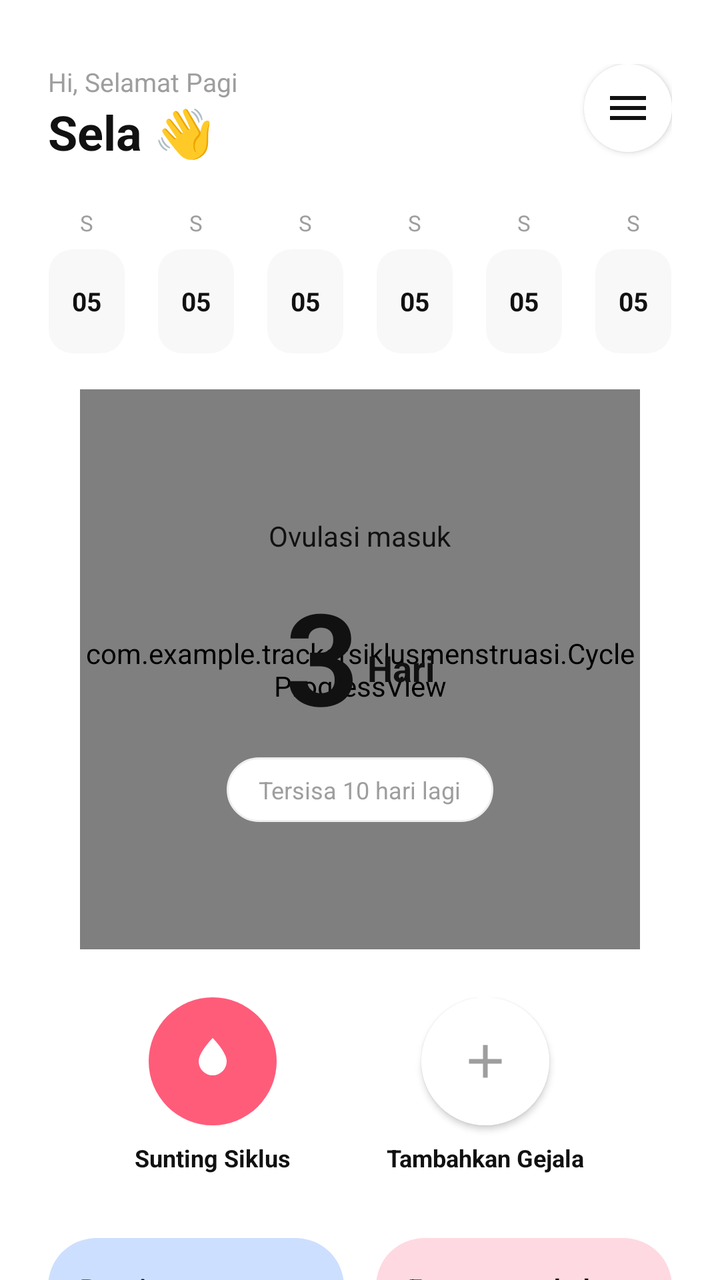
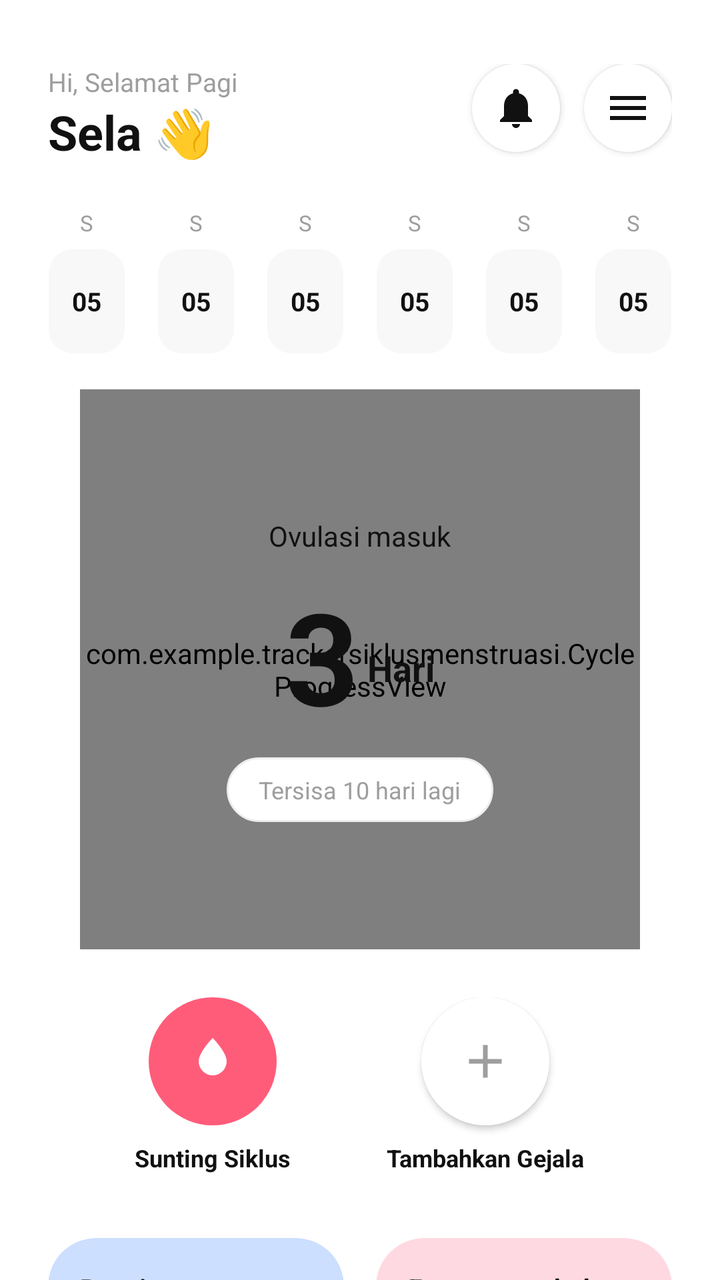

Before-and-after screenshots of an Android layout around one commit, followed by the original layout XML and the change that was made.
<!-- AndroidManifest.xml: application theme Theme.TrackerSiklusMenstruasi -->
<!-- res/layout/fragment_home.xml -->
<?xml version="1.0" encoding="utf-8"?>
<androidx.core.widget.NestedScrollView xmlns:android="http://schemas.android.com/apk/res/android"
    xmlns:app="http://schemas.android.com/apk/res-auto"
    android:layout_width="match_parent"
    android:layout_height="match_parent"
    android:background="@color/white"
    android:fillViewport="true">

    <androidx.constraintlayout.widget.ConstraintLayout
        android:layout_width="match_parent"
        android:layout_height="wrap_content"
        android:paddingBottom="120dp">

        
        <LinearLayout
            android:id="@+id/header"
            android:layout_width="match_parent"
            android:layout_height="wrap_content"
            android:orientation="horizontal"
            android:paddingHorizontal="24dp"
            android:paddingTop="32dp"
            app:layout_constraintTop_toTopOf="parent">
            <LinearLayout
                android:layout_width="0dp"
                android:layout_height="wrap_content"
                android:layout_weight="1"
                android:orientation="vertical">
                <TextView
                    android:id="@+id/tvGreeting"
                    android:layout_width="wrap_content"
                    android:layout_height="wrap_content"
                    android:text="Hi, Selamat Pagi"
                    android:textColor="@color/gray"
                    android:textSize="13sp" />
                <TextView
                    android:id="@+id/tvWelcome"
                    android:layout_width="wrap_content"
                    android:layout_height="wrap_content"
                    android:text="Sela 👋"
                    android:textColor="@color/black"
                    android:textSize="24sp"
                    android:textStyle="bold" />
            </LinearLayout>
            <ImageButton
                android:id="@+id/btnMenu"
                android:layout_width="44dp"
                android:layout_height="44dp"
                android:background="@drawable/bg_pill_white"
                android:elevation="2dp"
                android:src="@drawable/ic_menu"
                app:tint="@color/black" />
        </LinearLayout>

        
        <LinearLayout
            android:id="@+id/calendarStrip"
            android:layout_width="match_parent"
            android:layout_height="wrap_content"
            android:orientation="horizontal"
            android:paddingHorizontal="16dp"
            android:layout_marginTop="20dp"
            app:layout_constraintTop_toBottomOf="@id/header">
            <include layout="@layout/item_calendar_day" />
            <include layout="@layout/item_calendar_day" />
            <include layout="@layout/item_calendar_day" />
            <include layout="@layout/item_calendar_day" />
            <include layout="@layout/item_calendar_day" />
            <include layout="@layout/item_calendar_day" />
        </LinearLayout>

        
        <androidx.constraintlayout.widget.ConstraintLayout
            android:id="@+id/cycleContainer"
            android:layout_width="match_parent"
            android:layout_height="wrap_content"
            android:layout_marginTop="16dp"
            app:layout_constraintTop_toBottomOf="@id/calendarStrip">

            <com.example.trackersiklusmenstruasi.CycleProgressView
                android:id="@+id/cycleProgress"
                android:layout_width="280dp"
                android:layout_height="280dp"
                app:layout_constraintEnd_toEndOf="parent"
                app:layout_constraintStart_toStartOf="parent"
                app:layout_constraintTop_toTopOf="parent" />

            <LinearLayout
                android:layout_width="wrap_content"
                android:layout_height="wrap_content"
                android:gravity="center"
                android:orientation="vertical"
                app:layout_constraintBottom_toBottomOf="@id/cycleProgress"
                app:layout_constraintEnd_toEndOf="@id/cycleProgress"
                app:layout_constraintStart_toStartOf="@id/cycleProgress"
                app:layout_constraintTop_toTopOf="@id/cycleProgress">

                <TextView
                    android:layout_width="wrap_content"
                    android:layout_height="wrap_content"
                    android:text="Ovulasi masuk"
                    android:textColor="@color/black"
                    android:textSize="14sp" />

                <LinearLayout
                    android:layout_width="wrap_content"
                    android:layout_height="wrap_content"
                    android:orientation="horizontal"
                    android:gravity="bottom"
                    android:layout_marginVertical="8dp">
                    <TextView
                        android:id="@+id/tvOvulationDays"
                        android:layout_width="wrap_content"
                        android:layout_height="wrap_content"
                        android:text="3"
                        android:textColor="@color/black"
                        android:textSize="64sp"
                        android:textStyle="bold" />
                    <TextView
                        android:layout_width="wrap_content"
                        android:layout_height="wrap_content"
                        android:text=" Hari"
                        android:textColor="@color/black"
                        android:textSize="18sp"
                        android:layout_marginBottom="12dp"
                        android:textStyle="bold" />
                </LinearLayout>

                <TextView
                    android:id="@+id/tvDaysLeft"
                    android:layout_width="wrap_content"
                    android:layout_height="wrap_content"
                    android:background="@drawable/bg_button_white_outline"
                    android:paddingHorizontal="16dp"
                    android:paddingVertical="8dp"
                    android:text="Tersisa 10 hari lagi"
                    android:textColor="@color/gray"
                    android:textSize="12sp" />
            </LinearLayout>
        </androidx.constraintlayout.widget.ConstraintLayout>

        
        <LinearLayout
            android:id="@+id/actionButtons"
            android:layout_width="match_parent"
            android:layout_height="wrap_content"
            android:orientation="horizontal"
            android:gravity="center"
            android:layout_marginTop="24dp"
            app:layout_constraintTop_toBottomOf="@id/cycleContainer">

            <LinearLayout
                android:id="@+id/btnAddPeriod"
                android:layout_width="wrap_content"
                android:layout_height="wrap_content"
                android:gravity="center"
                android:orientation="vertical"
                android:layout_marginEnd="48dp"
                android:clickable="true"
                android:focusable="true">
                <FrameLayout
                    android:layout_width="64dp"
                    android:layout_height="64dp"
                    android:background="@drawable/bg_circle_pink">
                    <ImageView
                        android:layout_width="28dp"
                        android:layout_height="28dp"
                        android:layout_gravity="center"
                        android:src="@drawable/ic_drop"
                        app:tint="@color/white" />
                </FrameLayout>
                <TextView
                    android:layout_width="wrap_content"
                    android:layout_height="wrap_content"
                    android:layout_marginTop="8dp"
                    android:text="Sunting Siklus"
                    android:textColor="@color/black"
                    android:textSize="12sp"
                    android:textStyle="bold" />
            </LinearLayout>

            <LinearLayout
                android:id="@+id/btnAddSymptoms"
                android:layout_width="wrap_content"
                android:layout_height="wrap_content"
                android:gravity="center"
                android:orientation="vertical"
                android:clickable="true"
                android:focusable="true">
                <FrameLayout
                    android:layout_width="64dp"
                    android:layout_height="64dp"
                    android:background="@drawable/bg_circle_white"
                    android:elevation="2dp">
                    <ImageView
                        android:layout_width="28dp"
                        android:layout_height="28dp"
                        android:layout_gravity="center"
                        android:src="@drawable/ic_plus"
                        app:tint="@color/gray" />
                </FrameLayout>
                <TextView
                    android:layout_width="wrap_content"
                    android:layout_height="wrap_content"
                    android:layout_marginTop="8dp"
                    android:text="Tambahkan Gejala"
                    android:textColor="@color/black"
                    android:textSize="12sp"
                    android:textStyle="bold" />
            </LinearLayout>
        </LinearLayout>

        
        <LinearLayout
            android:id="@+id/cardsContainer"
            android:layout_width="match_parent"
            android:layout_height="wrap_content"
            android:orientation="horizontal"
            android:paddingHorizontal="24dp"
            android:layout_marginTop="32dp"
            app:layout_constraintTop_toBottomOf="@id/actionButtons">

            <androidx.cardview.widget.CardView
                android:id="@+id/cardFeeling"
                android:layout_width="0dp"
                android:layout_height="170dp"
                android:layout_weight="1"
                android:layout_marginEnd="16dp"
                app:cardCornerRadius="24dp"
                app:cardElevation="0dp"
                app:cardBackgroundColor="@color/blue_card">
                <RelativeLayout
                    android:layout_width="match_parent"
                    android:layout_height="match_parent">
                    <TextView
                        android:layout_width="wrap_content"
                        android:layout_height="wrap_content"
                        android:layout_margin="16dp"
                        android:text="Bagaimana\nperasaanmu?"
                        android:textColor="@color/black"
                        android:textStyle="bold"
                        android:textSize="13sp" />
                    <ImageView
                        android:layout_width="match_parent"
                        android:layout_height="100dp"
                        android:layout_alignParentBottom="true"
                        android:src="@drawable/img_feeling_home"
                        android:scaleType="fitCenter" />
                </RelativeLayout>
            </androidx.cardview.widget.CardView>

            <androidx.cardview.widget.CardView
                android:id="@+id/cardGrowth"
                android:layout_width="0dp"
                android:layout_height="170dp"
                android:layout_weight="1"
                app:cardCornerRadius="24dp"
                app:cardElevation="0dp"
                app:cardBackgroundColor="@color/pink_card">
                <RelativeLayout
                    android:layout_width="match_parent"
                    android:layout_height="match_parent">
                    <TextView
                        android:layout_width="wrap_content"
                        android:layout_height="wrap_content"
                        android:layout_margin="16dp"
                        android:text="Fase pertumbuhan"
                        android:textColor="@color/black"
                        android:textStyle="bold"
                        android:textSize="13sp" />
                    <ImageView
                        android:layout_width="match_parent"
                        android:layout_height="90dp"
                        android:layout_alignParentBottom="true"
                        android:layout_marginBottom="10dp"
                        android:src="@drawable/img_growth_home"
                        android:scaleType="fitCenter" />
                </RelativeLayout>
            </androidx.cardview.widget.CardView>
        </LinearLayout>

    </androidx.constraintlayout.widget.ConstraintLayout>
</androidx.core.widget.NestedScrollView>
<!-- res/layout/item_calendar_day.xml (included above) -->
<?xml version="1.0" encoding="utf-8"?>
<LinearLayout xmlns:android="http://schemas.android.com/apk/res/android"
    android:layout_width="0dp"
    android:layout_height="wrap_content"
    android:layout_weight="1"
    android:gravity="center"
    android:orientation="vertical"
    android:padding="2dp"
    android:clickable="true"
    android:focusable="true">

    <TextView
        android:id="@+id/tvDayLetter"
        android:layout_width="wrap_content"
        android:layout_height="wrap_content"
        android:text="S"
        android:textColor="@color/gray"
        android:textSize="11sp" />

    <TextView
        android:id="@+id/tvDayNumber"
        android:layout_width="38dp"
        android:layout_height="52dp"
        android:layout_marginTop="6dp"
        android:background="@drawable/bg_calendar_day_unselected"
        android:gravity="center"
        android:text="05"
        android:textColor="@color/black"
        android:textSize="13sp"
        android:textStyle="bold" />

</LinearLayout>
<!-- resources referenced by this layout -->
<resources>
  <color name="black">#111111</color>
  <color name="blue_card">#CDDFFF</color>
  <color name="gray">#9E9E9E</color>
  <color name="pink_card">#FFD9E2</color>
  <color name="white">#FFFFFF</color>
  <!-- drawable bg_button_white_outline (drawable) -->
  <?xml version="1.0" encoding="utf-8"?>
  <ripple xmlns:android="http://schemas.android.com/apk/res/android"
      android:color="#10000000">
      <item>
          <shape android:shape="rectangle">
              <solid android:color="@android:color/white" />
              <stroke
                  android:width="1dp"
                  android:color="@color/stroke" />
              <corners android:radius="30dp" />
          </shape>
      </item>
  </ripple>
  <!-- drawable bg_calendar_day_unselected (drawable) -->
  <?xml version="1.0" encoding="utf-8"?>
  <shape xmlns:android="http://schemas.android.com/apk/res/android">
      <solid android:color="#F8F8F8" />
      <corners android:radius="12dp" />
  </shape>
  <!-- drawable bg_circle_pink (drawable) -->
  <?xml version="1.0" encoding="utf-8"?>
  <shape xmlns:android="http://schemas.android.com/apk/res/android"
      android:shape="oval">
      <solid android:color="@color/pink_main" />
  </shape>
  <!-- drawable bg_circle_white (drawable) -->
  <?xml version="1.0" encoding="utf-8"?>
  <shape xmlns:android="http://schemas.android.com/apk/res/android"
      android:shape="oval">
      <solid android:color="@color/white" />
  </shape>
  <!-- drawable bg_pill_white (drawable) -->
  <?xml version="1.0" encoding="utf-8"?>
  <shape xmlns:android="http://schemas.android.com/apk/res/android">
      <solid android:color="@color/white" />
      <corners android:radius="100dp" />
  </shape>
  <!-- drawable ic_drop (drawable) -->
  <vector xmlns:android="http://schemas.android.com/apk/res/android"
      android:width="24dp"
      android:height="24dp"
      android:viewportWidth="24"
      android:viewportHeight="24">
      <path
          android:fillColor="#000000"
          android:pathData="M12,2C12,2 6,8 6,12A6,6 0 0,0 12,18A6,6 0 0,0 18,12C18,8 12,2 12,2Z" />
  </vector>
  <!-- drawable ic_menu (drawable) -->
  <vector xmlns:android="http://schemas.android.com/apk/res/android"
      android:width="24dp"
      android:height="24dp"
      android:viewportWidth="24"
      android:viewportHeight="24">
      <path
          android:fillColor="#000000"
          android:pathData="M3,6H21V8H3V6M3,11H21V13H3V11M3,16H21V18H3V16Z" />
  </vector>
  <!-- drawable ic_plus (drawable) -->
  <vector xmlns:android="http://schemas.android.com/apk/res/android"
      android:width="24dp"
      android:height="24dp"
      android:viewportWidth="24"
      android:viewportHeight="24">
      <path
          android:fillColor="#000000"
          android:pathData="M19,13H13V19H11V13H5V11H11V5H13V11H19V13Z" />
  </vector>
  <color name="stroke">#EEEEEE</color>
  <color name="pink_main">#FF5C7A</color>
  <style name="Base.Theme.TrackerSiklusMenstruasi" parent="Theme.Material3.DayNight.NoActionBar">
          
          <item name="colorPrimary">@color/pink_main</item>
          <item name="colorControlNormal">@color/pink_main</item>
      </style>
  <!-- unchanged entries left out for length: 3 -->
</resources>

<!-- the commit's change to res/layout/fragment_home.xml (unified diff, before → after) -->
@@ -41,6 +41,18 @@
                     android:textSize="24sp"
                     android:textStyle="bold" />
             </LinearLayout>
+
+            <ImageButton
+                android:id="@+id/btnNotification"
+                android:layout_width="44dp"
+                android:layout_height="44dp"
+                android:layout_marginEnd="12dp"
+                android:background="@drawable/bg_pill_white"
+                android:elevation="2dp"
+                android:padding="10dp"
+                android:src="@drawable/ic_notification"
+                app:tint="@color/black" />
+
             <ImageButton
                 android:id="@+id/btnMenu"
                 android:layout_width="44dp"
@@ -95,6 +107,7 @@
                 app:layout_constraintTop_toTopOf="@id/cycleProgress">
 
                 <TextView
+                    android:id="@+id/tvCycleStatus"
                     android:layout_width="wrap_content"
                     android:layout_height="wrap_content"
                     android:text="Ovulasi masuk"
<!-- resource entries referenced after the edit -->
@@ -63,6 +63,16 @@
           android:fillColor="#000000"
           android:pathData="M3,6H21V8H3V6M3,11H21V13H3V11M3,16H21V18H3V16Z" />
   </vector>
+  <!-- drawable ic_notification (drawable) -->
+  <vector xmlns:android="http://schemas.android.com/apk/res/android"
+      android:width="24dp"
+      android:height="24dp"
+      android:viewportWidth="24"
+      android:viewportHeight="24">
+      <path
+          android:fillColor="#000000"
+          android:pathData="M12,22c1.1,0 2,-0.9 2,-2h-4c0,1.1 0.9,2 2,2zM18,16v-5c0,-3.07 -1.63,-5.64 -4.5,-6.32V4c0,-0.83 -0.67,-1.5 -1.5,-1.5s-1.5,0.67 -1.5,1.5v0.68C7.64,5.36 6,7.92 6,11v5l-2,2v1h16v-1l-2,-2z" />
+  </vector>
   <!-- drawable ic_plus (drawable) -->
   <vector xmlns:android="http://schemas.android.com/apk/res/android"
       android:width="24dp"
